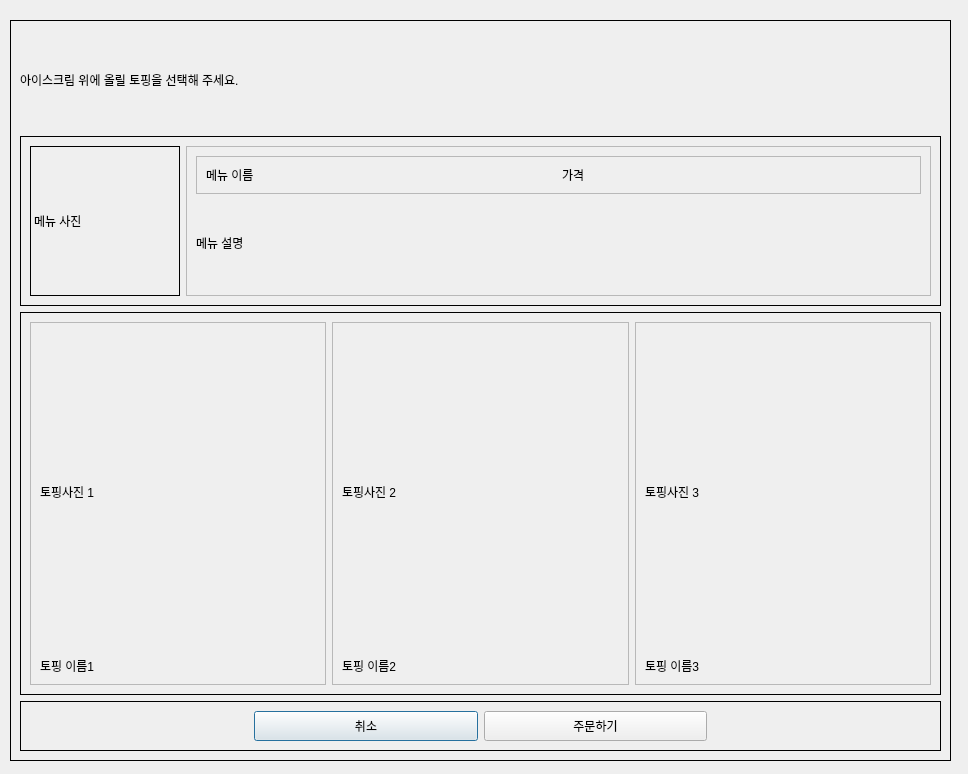
Before: the Qt Designer form kiosk/UI/popup_topping.ui in addinedu-advance-2nd/aris-repo-3, drawn with Qt 5.
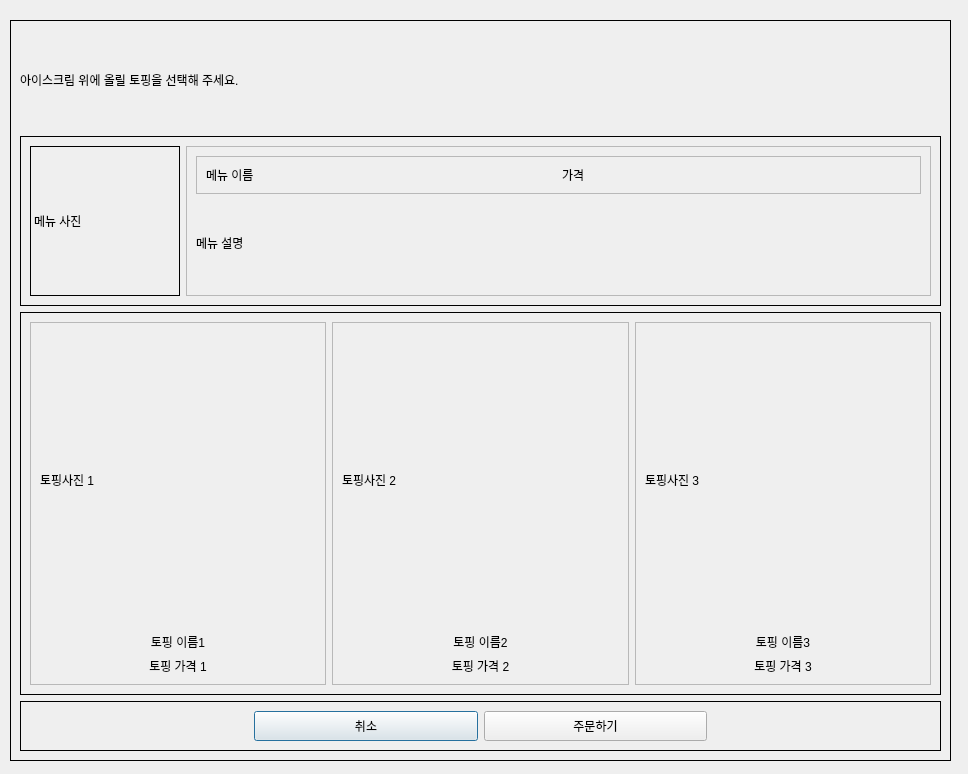
After: the same form once the commit is applied.

Commit message: UPDATE: 토핑 선택창에 토핑 가격 추가, 주문 정보 반환시 아이스크림과 토핑의 가격의 합산을 반환하도록 변경

The edit to the form file:
```diff
--- a/kiosk/UI/popup_topping.ui
+++ b/kiosk/UI/popup_topping.ui
@@ -202,6 +202,19 @@
             <property name="text">
              <string>토핑 이름1</string>
             </property>
+            <property name="alignment">
+             <set>Qt::AlignCenter</set>
+            </property>
+           </widget>
+          </item>
+          <item>
+           <widget class="QLabel" name="label_topping_price_1">
+            <property name="text">
+             <string>토핑 가격 1</string>
+            </property>
+            <property name="alignment">
+             <set>Qt::AlignCenter</set>
+            </property>
            </widget>
           </item>
          </layout>
@@ -240,6 +253,19 @@
             <property name="text">
              <string>토핑 이름2</string>
             </property>
+            <property name="alignment">
+             <set>Qt::AlignCenter</set>
+            </property>
+           </widget>
+          </item>
+          <item>
+           <widget class="QLabel" name="label_topping_price_2">
+            <property name="text">
+             <string>토핑 가격 2</string>
+            </property>
+            <property name="alignment">
+             <set>Qt::AlignCenter</set>
+            </property>
            </widget>
           </item>
          </layout>
@@ -277,6 +303,19 @@
             </property>
             <property name="text">
              <string>토핑 이름3</string>
+            </property>
+            <property name="alignment">
+             <set>Qt::AlignCenter</set>
+            </property>
+           </widget>
+          </item>
+          <item>
+           <widget class="QLabel" name="label_topping_price_3">
+            <property name="text">
+             <string>토핑 가격 3</string>
+            </property>
+            <property name="alignment">
+             <set>Qt::AlignCenter</set>
             </property>
            </widget>
           </item>
```
The commit also changes 1 other file.
